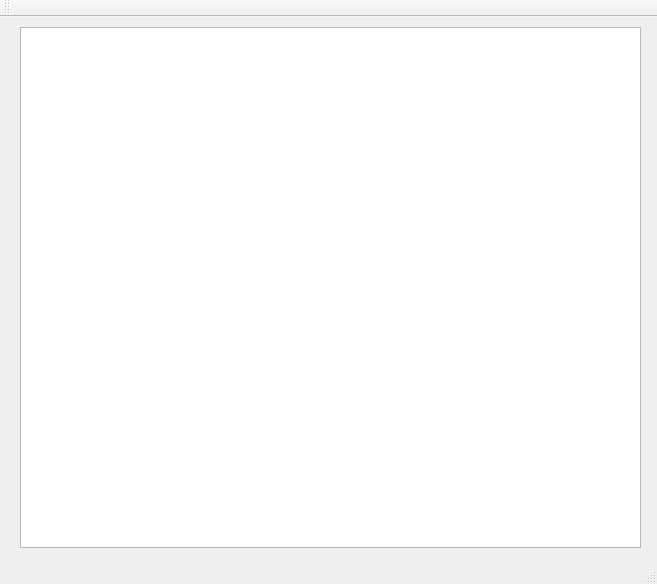
This is wordgrids/mainwindow.ui in domino14/aerolithdesktop as Qt 5 draws it before an edit. The edited form follows.
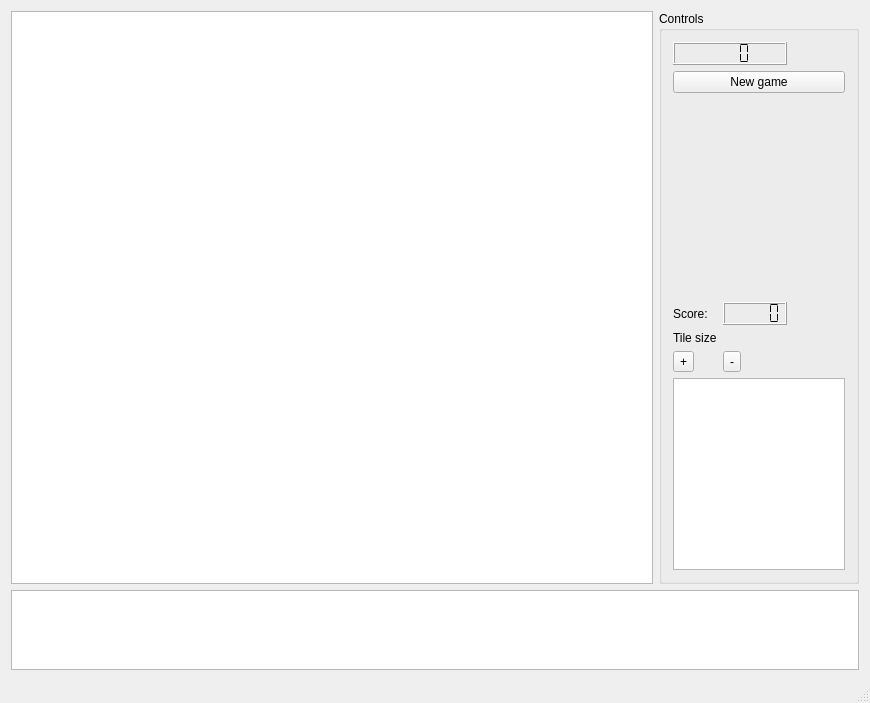
This is the edited form.

Patch:
```diff
--- a/wordgrids/mainwindow.ui
+++ b/wordgrids/mainwindow.ui
@@ -6,24 +6,131 @@
    <rect>
     <x>0</x>
     <y>0</y>
-    <width>657</width>
-    <height>584</height>
+    <width>870</width>
+    <height>703</height>
    </rect>
   </property>
   <property name="windowTitle">
    <string>Edley's Wordgrids</string>
   </property>
   <widget class="QWidget" name="centralWidget">
-   <widget class="QGraphicsView" name="graphicsView">
-    <property name="geometry">
-     <rect>
-      <x>20</x>
-      <y>10</y>
-      <width>621</width>
-      <height>521</height>
-     </rect>
-    </property>
-   </widget>
+   <layout class="QGridLayout" name="gridLayout">
+    <item row="0" column="0">
+     <widget class="QGraphicsView" name="graphicsView"/>
+    </item>
+    <item row="0" column="1">
+     <widget class="QGroupBox" name="groupBox">
+      <property name="sizePolicy">
+       <sizepolicy hsizetype="Fixed" vsizetype="Preferred">
+        <horstretch>0</horstretch>
+        <verstretch>0</verstretch>
+       </sizepolicy>
+      </property>
+      <property name="maximumSize">
+       <size>
+        <width>200</width>
+        <height>16777215</height>
+       </size>
+      </property>
+      <property name="title">
+       <string>Controls</string>
+      </property>
+      <layout class="QGridLayout" name="gridLayout_2">
+       <item row="0" column="0" colspan="2">
+        <widget class="QLCDNumber" name="lcdNumber">
+         <property name="numDigits">
+          <number>4</number>
+         </property>
+         <property name="segmentStyle">
+          <enum>QLCDNumber::Flat</enum>
+         </property>
+        </widget>
+       </item>
+       <item row="1" column="0" colspan="4">
+        <widget class="QPushButton" name="pushButtonNewGame">
+         <property name="text">
+          <string>New game</string>
+         </property>
+        </widget>
+       </item>
+       <item row="8" column="0" colspan="4">
+        <widget class="QListWidget" name="listWidget"/>
+       </item>
+       <item row="3" column="0">
+        <spacer name="verticalSpacer">
+         <property name="orientation">
+          <enum>Qt::Vertical</enum>
+         </property>
+         <property name="sizeHint" stdset="0">
+          <size>
+           <width>20</width>
+           <height>40</height>
+          </size>
+         </property>
+        </spacer>
+       </item>
+       <item row="6" column="0">
+        <widget class="QLabel" name="label">
+         <property name="text">
+          <string>Tile size</string>
+         </property>
+        </widget>
+       </item>
+       <item row="7" column="0">
+        <widget class="QToolButton" name="toolButtonPlusSize">
+         <property name="text">
+          <string>+</string>
+         </property>
+        </widget>
+       </item>
+       <item row="7" column="1" colspan="2">
+        <widget class="QToolButton" name="toolButtonMinusSize">
+         <property name="text">
+          <string>-</string>
+         </property>
+        </widget>
+       </item>
+       <item row="5" column="0">
+        <widget class="QLabel" name="label_2">
+         <property name="text">
+          <string>Score:</string>
+         </property>
+        </widget>
+       </item>
+       <item row="5" column="1">
+        <widget class="QLCDNumber" name="lcdNumberScore">
+         <property name="segmentStyle">
+          <enum>QLCDNumber::Flat</enum>
+         </property>
+        </widget>
+       </item>
+       <item row="4" column="0" colspan="4">
+        <widget class="QLabel" name="labelDebug">
+         <property name="text">
+          <string/>
+         </property>
+        </widget>
+       </item>
+      </layout>
+     </widget>
+    </item>
+    <item row="1" column="0" colspan="2">
+     <widget class="QTextEdit" name="textEdit">
+      <property name="sizePolicy">
+       <sizepolicy hsizetype="Expanding" vsizetype="Fixed">
+        <horstretch>0</horstretch>
+        <verstretch>0</verstretch>
+       </sizepolicy>
+      </property>
+      <property name="maximumSize">
+       <size>
+        <width>16777215</width>
+        <height>80</height>
+       </size>
+      </property>
+     </widget>
+    </item>
+   </layout>
   </widget>
   <widget class="QMenuBar" name="menuBar">
    <property name="geometry">
@@ -35,14 +142,6 @@
     </rect>
    </property>
   </widget>
-  <widget class="QToolBar" name="mainToolBar">
-   <attribute name="toolBarArea">
-    <enum>TopToolBarArea</enum>
-   </attribute>
-   <attribute name="toolBarBreak">
-    <bool>false</bool>
-   </attribute>
-  </widget>
   <widget class="QStatusBar" name="statusBar"/>
  </widget>
  <layoutdefault spacing="6" margin="11"/>
```
Left out of the diff: 4 changed lines with no effect on the pictures.
